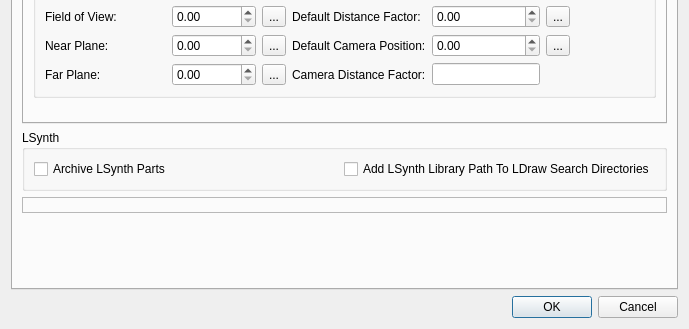
The window that mainApp/preferences.ui (trevorsandy/lpub3d-ci) describes before a commit, drawn with Qt 5; both pictures show x 0 to 689 and y 415 to 744 of the 689 by 744 pixel window.
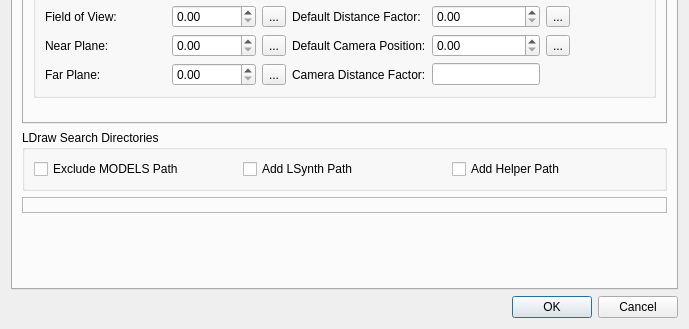
The same window after the commit. The open tabs and pages were chosen to show the change.

Commit message: Optionally add Models, LSynth and Helper paths to LDraw search list #791

Patch:
```diff
--- a/mainApp/preferences.ui
+++ b/mainApp/preferences.ui
@@ -2411,7 +2411,7 @@
           <string>Add LSynth parts to the parts archive and define search path entry as needed.</string>
          </property>
          <property name="title">
-          <string>LSynth</string>
+          <string>LDraw Search Directories</string>
          </property>
          <layout class="QHBoxLayout" name="horizontalLayout_30">
           <item>
@@ -2421,7 +2421,7 @@
 Check if LSynth parts exist in LDraw folder but not included in search paths -e.g. if parts are in LDraw 'parts' folder.</string>
             </property>
             <property name="text">
-             <string>Archive LSynth Parts</string>
+             <string>Exclude MODELS Path</string>
             </property>
            </widget>
           </item>
@@ -2431,7 +2431,17 @@
              <string>Check to add LSynth parts path to LDraw search paths if not already included in search paths.</string>
             </property>
             <property name="text">
-             <string>Add LSynth Library Path To LDraw Search Directories</string>
+             <string>Add LSynth Path</string>
+            </property>
+           </widget>
+          </item>
+          <item>
+           <widget class="QCheckBox" name="addHelperSearchDirBox">
+            <property name="toolTip">
+             <string>Check to add Helper parts path to LDraw search directories if not already included in search paths.</string>
+            </property>
+            <property name="text">
+             <string>Add Helper Path</string>
             </property>
            </widget>
           </item>
```
Left out of the diff: 14 changed lines with no effect on the pictures. The commit also changes 12 other files.
